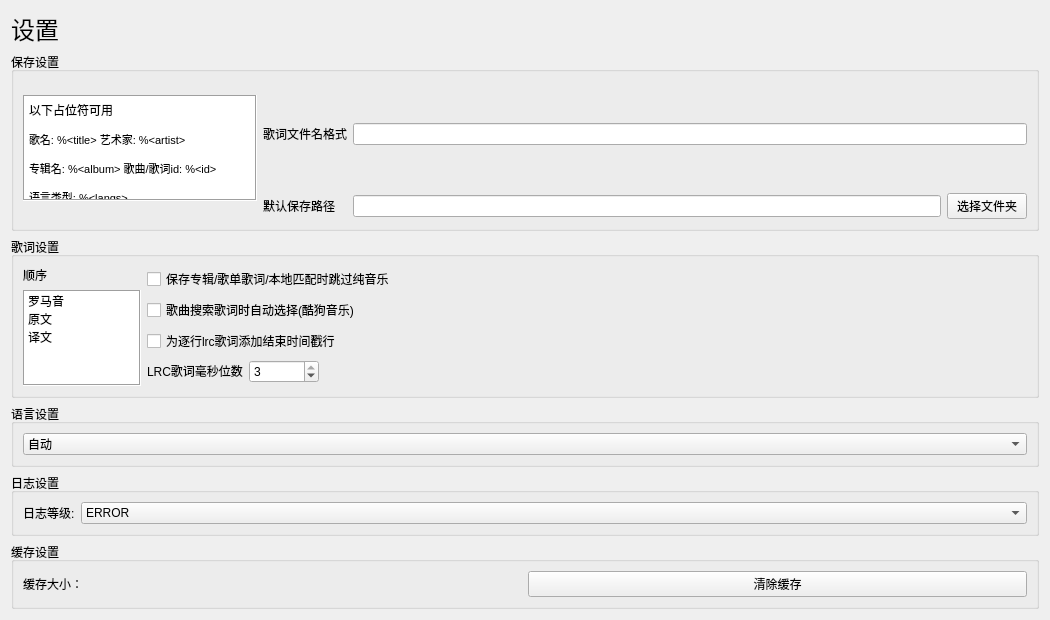
Qt form ui/settings.ui (chenmozhijin/LDDC) before a commit.
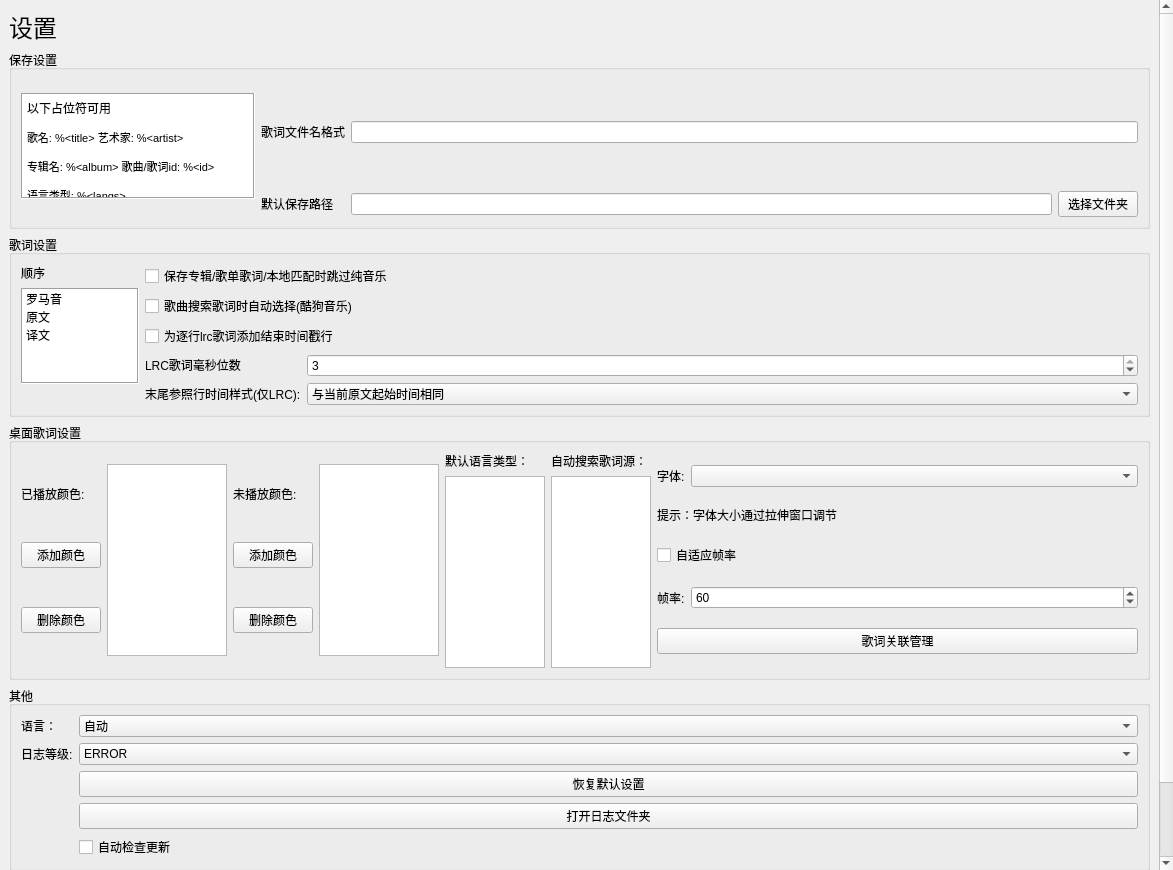
The same form after that commit. Custom widgets are drawn as their Qt base class.

Commit message: feat: Complete desktop lyrics related functions & Other fixes/improvements

```diff
--- a/ui/settings.ui
+++ b/ui/settings.ui
@@ -6,15 +6,66 @@
    <rect>
     <x>0</x>
     <y>0</y>
-    <width>1050</width>
-    <height>600</height>
+    <width>1173</width>
+    <height>870</height>
    </rect>
   </property>
-  <property name="windowTitle">
-   <string>Form</string>
-  </property>
-  <layout class="QGridLayout" name="gridLayout_2">
-   <item row="1" column="0">
+  <layout class="QVBoxLayout" name="verticalLayout">
+   <property name="leftMargin">
+    <number>0</number>
+   </property>
+   <property name="topMargin">
+    <number>0</number>
+   </property>
+   <property name="rightMargin">
+    <number>0</number>
+   </property>
+   <property name="bottomMargin">
+    <number>0</number>
+   </property>
+   <item>
+    <widget class="QScrollArea" name="scrollArea">
+     <property name="frameShape">
+      <enum>QFrame::Shape::NoFrame</enum>
+     </property>
+     <property name="frameShadow">
+      <enum>QFrame::Shadow::Plain</enum>
+     </property>
+     <property name="lineWidth">
+      <number>0</number>
+     </property>
+     <property name="widgetResizable">
+      <bool>true</bool>
+     </property>
+     <widget class="QWidget" name="scrollAreaWidgetContents">
+      <property name="geometry">
+       <rect>
+        <x>0</x>
+        <y>0</y>
+        <width>1161</width>
+        <height>903</height>
+       </rect>
+      </property>
+      <layout class="QVBoxLayout" name="verticalLayout_2">
+       <item>
+        <widget class="QLabel" name="label">
+         <property name="sizePolicy">
+          <sizepolicy hsizetype="Fixed" vsizetype="Fixed">
+           <horstretch>0</horstretch>
+           <verstretch>0</verstretch>
+          </sizepolicy>
+         </property>
+         <property name="font">
+          <font>
+           <pointsize>18</pointsize>
+          </font>
+         </property>
+         <property name="text">
+          <string>设置</string>
+         </property>
+        </widget>
+       </item>
+       <item>
     <widget class="QGroupBox" name="groupBox">
      <property name="title">
       <string>保存设置</string>
@@ -132,35 +183,7 @@
      </layout>
     </widget>
    </item>
-   <item row="3" column="0">
-    <widget class="QGroupBox" name="groupBox_4">
-     <property name="title">
-      <string>语言设置</string>
-     </property>
-     <layout class="QVBoxLayout" name="verticalLayout_7">
       <item>
-       <widget class="QComboBox" name="language_comboBox">
-        <item>
-         <property name="text">
-          <string>自动</string>
-         </property>
-        </item>
-        <item>
-         <property name="text">
-          <string>英文</string>
-         </property>
-        </item>
-        <item>
-         <property name="text">
-          <string>中文</string>
-         </property>
-        </item>
-       </widget>
-      </item>
-     </layout>
-    </widget>
-   </item>
-   <item row="2" column="0">
     <widget class="QGroupBox" name="groupBox_2">
      <property name="title">
       <string>歌词设置</string>
@@ -285,21 +308,8 @@
          </widget>
         </item>
         <item row="3" column="0">
-         <layout class="QHBoxLayout" name="horizontalLayout_7">
-          <item>
-           <widget class="QLabel" name="label_6">
-            <property name="sizePolicy">
-             <sizepolicy hsizetype="Preferred" vsizetype="Fixed">
-              <horstretch>0</horstretch>
-              <verstretch>0</verstretch>
-             </sizepolicy>
-            </property>
-            <property name="text">
-             <string>LRC歌词毫秒位数</string>
-            </property>
-           </widget>
-          </item>
-          <item>
+             <layout class="QGridLayout" name="gridLayout_8">
+              <item row="0" column="2">
            <widget class="QSpinBox" name="lrc_ms_digit_count_spinBox">
             <property name="sizePolicy">
              <sizepolicy hsizetype="Minimum" vsizetype="Fixed">
@@ -330,21 +340,39 @@
             </property>
            </widget>
           </item>
-          <item>
-           <spacer name="horizontalSpacer">
-            <property name="orientation">
-             <enum>Qt::Orientation::Horizontal</enum>
-            </property>
-            <property name="sizeType">
-             <enum>QSizePolicy::Policy::Expanding</enum>
-            </property>
-            <property name="sizeHint" stdset="0">
-             <size>
-              <width>40</width>
-              <height>20</height>
-             </size>
-            </property>
-           </spacer>
+              <item row="0" column="1">
+               <widget class="QLabel" name="label_6">
+                <property name="sizePolicy">
+                 <sizepolicy hsizetype="Fixed" vsizetype="Fixed">
+                  <horstretch>0</horstretch>
+                  <verstretch>0</verstretch>
+                 </sizepolicy>
+                </property>
+                <property name="text">
+                 <string>LRC歌词毫秒位数</string>
+                </property>
+               </widget>
+              </item>
+              <item row="1" column="1">
+               <widget class="QLabel" name="label_8">
+                <property name="text">
+                 <string>末尾参照行时间样式(仅LRC):</string>
+                </property>
+               </widget>
+              </item>
+              <item row="1" column="2">
+               <widget class="QComboBox" name="last_ref_line_time_sty_comboBox">
+                <item>
+                 <property name="text">
+                  <string>与当前原文起始时间相同</string>
+                 </property>
+                </item>
+                <item>
+                 <property name="text">
+                  <string>与下一行原文起始时间接近</string>
+                 </property>
+                </item>
+               </widget>
           </item>
          </layout>
         </item>
@@ -367,31 +395,279 @@
      </layout>
     </widget>
    </item>
-   <item row="0" column="0">
-    <widget class="QLabel" name="label">
-     <property name="sizePolicy">
-      <sizepolicy hsizetype="Fixed" vsizetype="Fixed">
-       <horstretch>0</horstretch>
-       <verstretch>0</verstretch>
-      </sizepolicy>
-     </property>
-     <property name="font">
-      <font>
-       <pointsize>18</pointsize>
-      </font>
-     </property>
-     <property name="text">
-      <string>设置</string>
-     </property>
-    </widget>
-   </item>
-   <item row="4" column="0">
+       <item>
     <widget class="QGroupBox" name="groupBox_3">
      <property name="title">
-      <string>日志设置</string>
-     </property>
+          <string>桌面歌词设置</string>
+         </property>
+         <layout class="QVBoxLayout" name="verticalLayout_3">
+          <item>
+           <layout class="QHBoxLayout" name="horizontalLayout_2">
+            <item>
      <layout class="QGridLayout" name="gridLayout_3">
+              <item row="2" column="0">
+               <widget class="QPushButton" name="played_del_color_button">
+                <property name="sizePolicy">
+                 <sizepolicy hsizetype="Fixed" vsizetype="Fixed">
+                  <horstretch>0</horstretch>
+                  <verstretch>0</verstretch>
+                 </sizepolicy>
+                </property>
+                <property name="text">
+                 <string>删除颜色</string>
+                </property>
+               </widget>
+              </item>
+              <item row="0" column="0" alignment="Qt::AlignmentFlag::AlignLeft">
+               <widget class="QLabel" name="label_11">
+                <property name="sizePolicy">
+                 <sizepolicy hsizetype="Fixed" vsizetype="Fixed">
+                  <horstretch>0</horstretch>
+                  <verstretch>0</verstretch>
+                 </sizepolicy>
+                </property>
+                <property name="text">
+                 <string>已播放颜色:</string>
+                </property>
+               </widget>
+              </item>
+              <item row="1" column="0">
+               <widget class="QPushButton" name="played_add_color_button">
+                <property name="sizePolicy">
+                 <sizepolicy hsizetype="Fixed" vsizetype="Fixed">
+                  <horstretch>0</horstretch>
+                  <verstretch>0</verstretch>
+                 </sizepolicy>
+                </property>
+                <property name="text">
+                 <string>添加颜色</string>
+                </property>
+               </widget>
+              </item>
+             </layout>
+            </item>
+            <item>
+             <widget class="ColorsListWidget" name="played_color_list">
+              <property name="sizePolicy">
+               <sizepolicy hsizetype="Fixed" vsizetype="Fixed">
+                <horstretch>0</horstretch>
+                <verstretch>0</verstretch>
+               </sizepolicy>
+              </property>
+              <property name="maximumSize">
+               <size>
+                <width>120</width>
+                <height>16777215</height>
+               </size>
+              </property>
+             </widget>
+            </item>
+            <item>
+             <layout class="QGridLayout" name="gridLayout_7">
+              <item row="2" column="0">
+               <widget class="QPushButton" name="unplayed_del_color_button">
+                <property name="sizePolicy">
+                 <sizepolicy hsizetype="Fixed" vsizetype="Fixed">
+                  <horstretch>0</horstretch>
+                  <verstretch>0</verstretch>
+                 </sizepolicy>
+                </property>
+                <property name="text">
+                 <string>删除颜色</string>
+                </property>
+               </widget>
+              </item>
+              <item row="0" column="0">
+               <widget class="QLabel" name="label_12">
+                <property name="sizePolicy">
+                 <sizepolicy hsizetype="Fixed" vsizetype="Fixed">
+                  <horstretch>0</horstretch>
+                  <verstretch>0</verstretch>
+                 </sizepolicy>
+                </property>
+                <property name="text">
+                 <string>未播放颜色:</string>
+                </property>
+               </widget>
+              </item>
+              <item row="1" column="0">
+               <widget class="QPushButton" name="unplayed_add_color_button">
+                <property name="sizePolicy">
+                 <sizepolicy hsizetype="Fixed" vsizetype="Fixed">
+                  <horstretch>0</horstretch>
+                  <verstretch>0</verstretch>
+                 </sizepolicy>
+                </property>
+                <property name="text">
+                 <string>添加颜色</string>
+                </property>
+               </widget>
+              </item>
+             </layout>
+            </item>
+            <item>
+             <widget class="ColorsListWidget" name="unplayed_color_list">
+              <property name="sizePolicy">
+               <sizepolicy hsizetype="Fixed" vsizetype="Fixed">
+                <horstretch>0</horstretch>
+                <verstretch>0</verstretch>
+               </sizepolicy>
+              </property>
+              <property name="maximumSize">
+               <size>
+                <width>120</width>
+                <height>16777215</height>
+               </size>
+              </property>
+             </widget>
+            </item>
+            <item>
+             <layout class="QGridLayout" name="gridLayout_9">
       <item row="0" column="1">
+               <widget class="QLabel" name="label_16">
+                <property name="sizePolicy">
+                 <sizepolicy hsizetype="Fixed" vsizetype="Preferred">
+                  <horstretch>0</horstretch>
+                  <verstretch>0</verstretch>
+                 </sizepolicy>
+                </property>
+                <property name="text">
+                 <string>自动搜索歌词源：</string>
+                </property>
+               </widget>
+              </item>
+              <item row="1" column="0">
+               <widget class="CheckBoxListWidget" name="lang_type_list">
+                <property name="sizePolicy">
+                 <sizepolicy hsizetype="Fixed" vsizetype="Fixed">
+                  <horstretch>0</horstretch>
+                  <verstretch>0</verstretch>
+                 </sizepolicy>
+                </property>
+                <property name="maximumSize">
+                 <size>
+                  <width>100</width>
+                  <height>16777215</height>
+                 </size>
+                </property>
+                <property name="dragEnabled">
+                 <bool>true</bool>
+                </property>
+                <property name="dragDropMode">
+                 <enum>QAbstractItemView::DragDropMode::InternalMove</enum>
+                </property>
+               </widget>
+              </item>
+              <item row="0" column="0">
+               <widget class="QLabel" name="label_13">
+                <property name="sizePolicy">
+                 <sizepolicy hsizetype="Fixed" vsizetype="Preferred">
+                  <horstretch>0</horstretch>
+                  <verstretch>0</verstretch>
+                 </sizepolicy>
+                </property>
+                <property name="text">
+                 <string>默认语言类型：</string>
+                </property>
+               </widget>
+              </item>
+              <item row="1" column="1">
+               <widget class="CheckBoxListWidget" name="source_list">
+                <property name="sizePolicy">
+                 <sizepolicy hsizetype="Fixed" vsizetype="Fixed">
+                  <horstretch>0</horstretch>
+                  <verstretch>0</verstretch>
+                 </sizepolicy>
+                </property>
+                <property name="maximumSize">
+                 <size>
+                  <width>100</width>
+                  <height>16777215</height>
+                 </size>
+                </property>
+                <property name="dragDropMode">
+                 <enum>QAbstractItemView::DragDropMode::InternalMove</enum>
+                </property>
+               </widget>
+              </item>
+             </layout>
+            </item>
+            <item>
+             <layout class="QGridLayout" name="gridLayout_10">
+              <item row="0" column="1">
+               <widget class="QComboBox" name="font_comboBox"/>
+              </item>
+              <item row="2" column="0" colspan="2">
+               <widget class="QCheckBox" name="auto_frame_rate_checkBox">
+                <property name="text">
+                 <string>自适应帧率</string>
+                </property>
+               </widget>
+              </item>
+              <item row="3" column="0">
+               <widget class="QLabel" name="label_15">
+                <property name="text">
+                 <string>帧率:</string>
+                </property>
+               </widget>
+              </item>
+              <item row="1" column="0" colspan="2">
+               <widget class="QLabel" name="label_18">
+                <property name="sizePolicy">
+                 <sizepolicy hsizetype="Preferred" vsizetype="Fixed">
+                  <horstretch>0</horstretch>
+                  <verstretch>0</verstretch>
+                 </sizepolicy>
+                </property>
+                <property name="text">
+                 <string>提示：字体大小通过拉伸窗口调节</string>
+                </property>
+               </widget>
+              </item>
+              <item row="3" column="1">
+               <widget class="QSpinBox" name="frame_rate_spinBox">
+                <property name="maximum">
+                 <number>1000</number>
+                </property>
+                <property name="value">
+                 <number>60</number>
+                </property>
+               </widget>
+              </item>
+              <item row="0" column="0">
+               <widget class="QLabel" name="label_10">
+                <property name="sizePolicy">
+                 <sizepolicy hsizetype="Fixed" vsizetype="Preferred">
+                  <horstretch>0</horstretch>
+                  <verstretch>0</verstretch>
+                 </sizepolicy>
+                </property>
+                <property name="text">
+                 <string>字体:</string>
+                </property>
+               </widget>
+              </item>
+              <item row="4" column="0" colspan="2">
+               <widget class="QPushButton" name="show_local_song_lyrics_db_manager_button">
+                <property name="text">
+                 <string>歌词关联管理</string>
+                </property>
+               </widget>
+              </item>
+             </layout>
+            </item>
+           </layout>
+          </item>
+         </layout>
+        </widget>
+       </item>
+       <item>
+        <widget class="QGroupBox" name="groupBox_6">
+         <property name="title">
+          <string>其他</string>
+         </property>
+         <layout class="QGridLayout" name="gridLayout_2">
+          <item row="1" column="2">
        <widget class="QComboBox" name="log_level_comboBox">
         <property name="currentIndex">
          <number>1</number>
@@ -429,6 +705,52 @@
        </widget>
       </item>
       <item row="0" column="0">
+           <widget class="QLabel" name="label_7">
+            <property name="sizePolicy">
+             <sizepolicy hsizetype="Fixed" vsizetype="Preferred">
+              <horstretch>0</horstretch>
+              <verstretch>0</verstretch>
+             </sizepolicy>
+            </property>
+            <property name="text">
+             <string>语言：</string>
+            </property>
+           </widget>
+          </item>
+          <item row="2" column="2">
+           <widget class="QPushButton" name="restore2default_pushButton">
+            <property name="text">
+             <string>恢复默认设置</string>
+            </property>
+           </widget>
+          </item>
+          <item row="3" column="2">
+           <widget class="QPushButton" name="open_log_dir_button">
+            <property name="text">
+             <string>打开日志文件夹</string>
+            </property>
+           </widget>
+          </item>
+          <item row="0" column="2">
+           <widget class="QComboBox" name="language_comboBox">
+            <item>
+             <property name="text">
+              <string>自动</string>
+             </property>
+            </item>
+            <item>
+             <property name="text">
+              <string>英文</string>
+             </property>
+            </item>
+            <item>
+             <property name="text">
+              <string>中文</string>
+             </property>
+            </item>
+           </widget>
+          </item>
+          <item row="1" column="0">
        <widget class="QLabel" name="label_5">
         <property name="sizePolicy">
          <sizepolicy hsizetype="Fixed" vsizetype="Fixed">
@@ -441,10 +763,17 @@
         </property>
        </widget>
       </item>
+          <item row="4" column="2">
+           <widget class="QCheckBox" name="auto_check_update_checkBox">
+            <property name="text">
+             <string>自动检查更新</string>
+            </property>
+           </widget>
+          </item>
      </layout>
     </widget>
    </item>
-   <item row="5" column="0">
+       <item>
     <widget class="QGroupBox" name="groupBox_5">
      <property name="title">
       <string>缓存设置</string>
@@ -467,6 +796,23 @@
      </layout>
     </widget>
    </item>
+       <item>
+        <spacer name="verticalSpacer_2">
+         <property name="orientation">
+          <enum>Qt::Orientation::Vertical</enum>
+         </property>
+         <property name="sizeHint" stdset="0">
+          <size>
+           <width>20</width>
+           <height>40</height>
+          </size>
+         </property>
+        </spacer>
+       </item>
+      </layout>
+     </widget>
+    </widget>
+   </item>
   </layout>
  </widget>
  <customwidgets>
@@ -475,6 +821,16 @@
    <extends>QListWidget</extends>
    <header>ui.custom_widgets.h</header>
   </customwidget>
+  <customwidget>
+   <class>ColorsListWidget</class>
+   <extends>QListWidget</extends>
+   <header>ui.custom_widgets</header>
+  </customwidget>
+  <customwidget>
+   <class>CheckBoxListWidget</class>
+   <extends>QListWidget</extends>
+   <header>ui.custom_widgets</header>
+  </customwidget>
  </customwidgets>
  <resources/>
  <connections/>
```
Left out of the diff: 4 changed lines with no effect on the pictures. Lines whose indentation alone changed are shown as unchanged. The commit also changes 60 other files.
